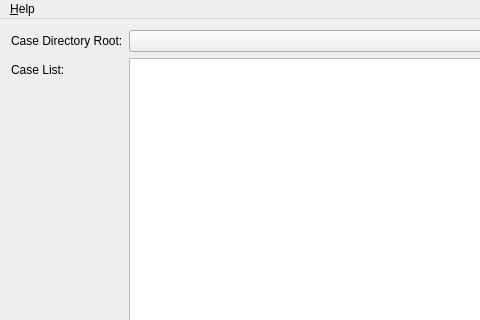
Old version of the form cccg/gui/mainwindow.ui in the repository jedwards4b/CCCG; both pictures show x 0 to 480 and y 0 to 320 of the 800 by 449 pixel window.
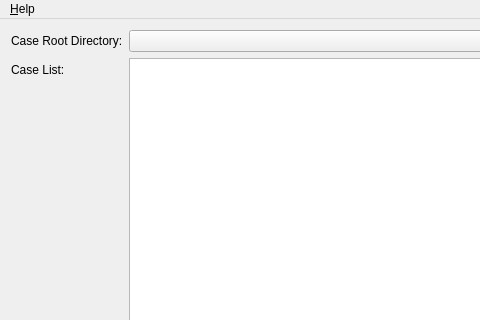
New version of the form.

What changed in the file:
```diff
--- a/cccg/gui/mainwindow.ui
+++ b/cccg/gui/mainwindow.ui
@@ -20,7 +20,7 @@
       <item row="0" column="0">
        <widget class="QLabel" name="label">
         <property name="text">
-         <string>Case Directory Root:</string>
+         <string>Case Root Directory:</string>
         </property>
        </widget>
       </item>
```
Left out of the diff: 4 changed lines with no effect on the pictures.
